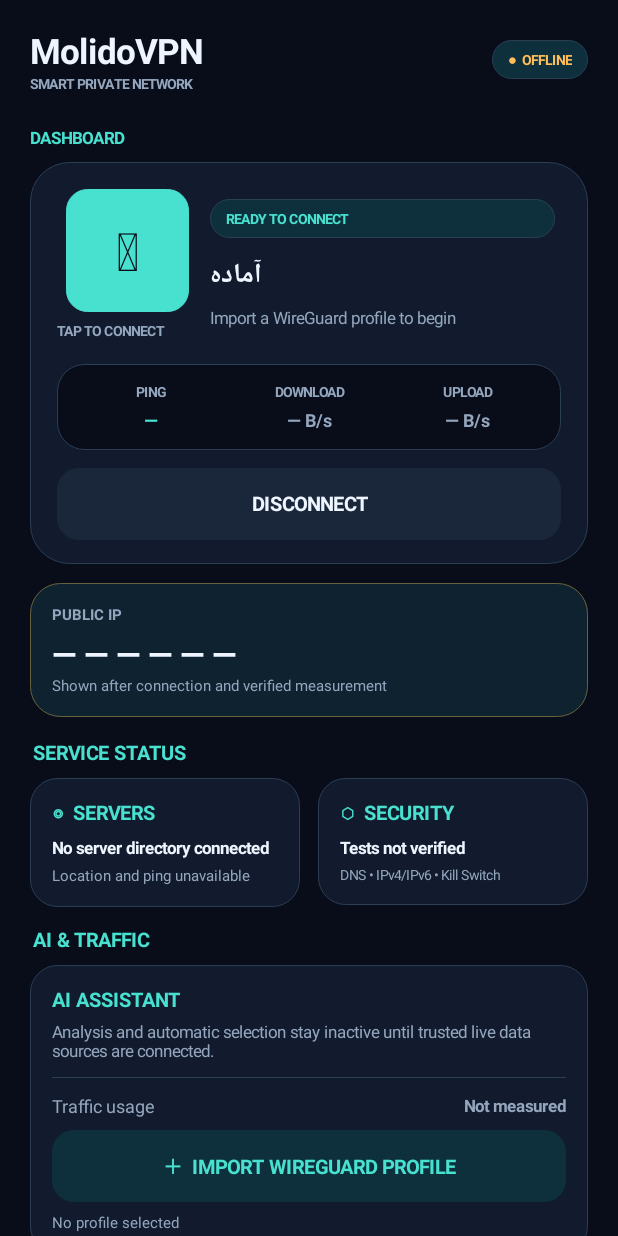
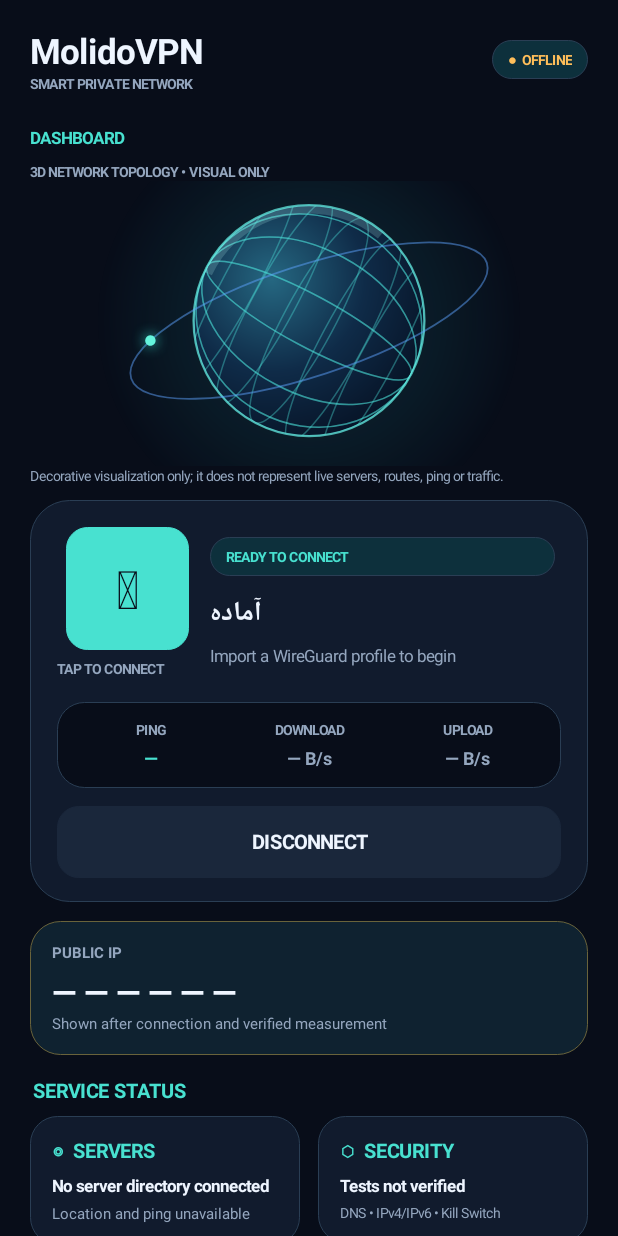
Before and after one commit to hidooch980/VPN-AI, an Android app: the screen it shows after launch (MainActivity), on a phone screen of 412 x 824 dp. Run offline under Robolectric (Android 15) with nearby library versions, the phone set to English and light mode, and no system bars; libraries missing offline, so code that uses them is left out: com.wireguard.android, com.wireguard.config; 2 statements that could not run were skipped.

Commit message:
Integrate animated 3D network visualization into dashboard

```diff
--- a/app/src/main/java/ai/vpnai/client/MainActivity.kt
+++ b/app/src/main/java/ai/vpnai/client/MainActivity.kt
@@ -159,6 +159,16 @@ class MainActivity : Activity() {
 
         root.addView(label(tr("داشبورد", "DASHBOARD"), 11f, CYAN, true))
         root.addView(space(9))
+        root.addView(label(tr("نمای سه‌بعدی توپولوژی شبکه • نمایشی", "3D NETWORK TOPOLOGY • VISUAL ONLY"), 9f, MUTED, true))
+        root.addView(NetworkGlobeView(this), LinearLayout.LayoutParams(
+            ViewGroup.LayoutParams.MATCH_PARENT, dp(190)
+        ))
+        root.addView(label(
+            tr("این انیمیشن تزئینی است و سرور، مسیر، پینگ یا ترافیک زنده را نشان نمی‌دهد.",
+               "Decorative visualization only; it does not represent live servers, routes, ping or traffic."),
+            9f, MUTED, false
+        ))
+        root.addView(space(10))
 
         // Main connection card.
         val hero = column().apply {
```
